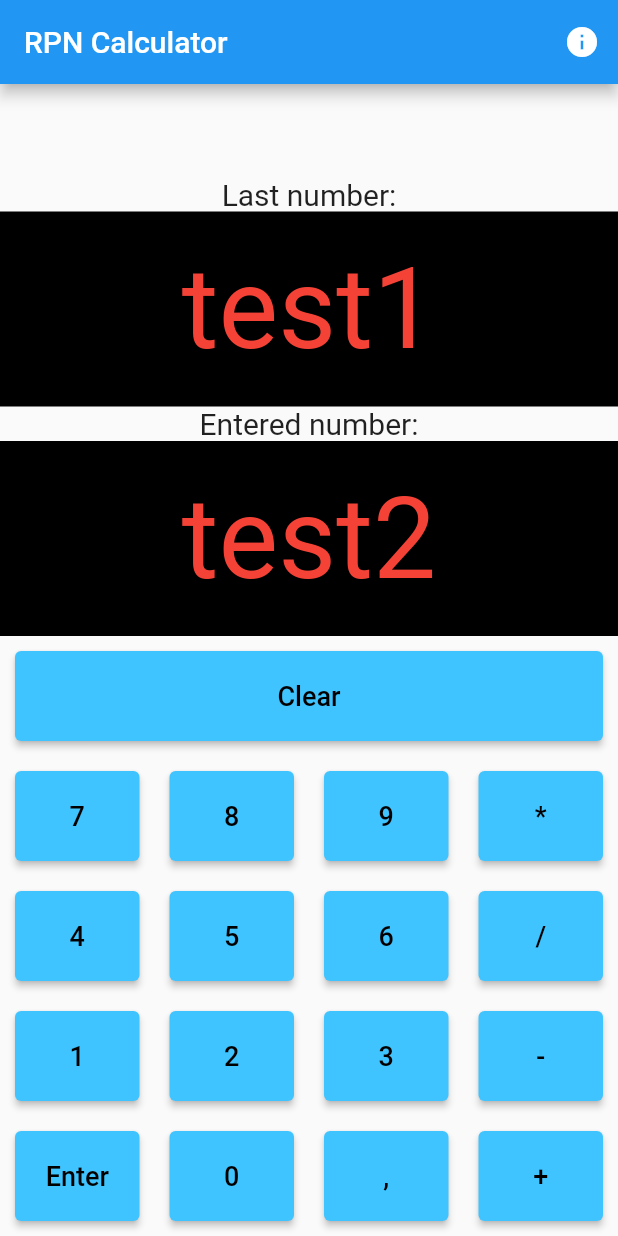
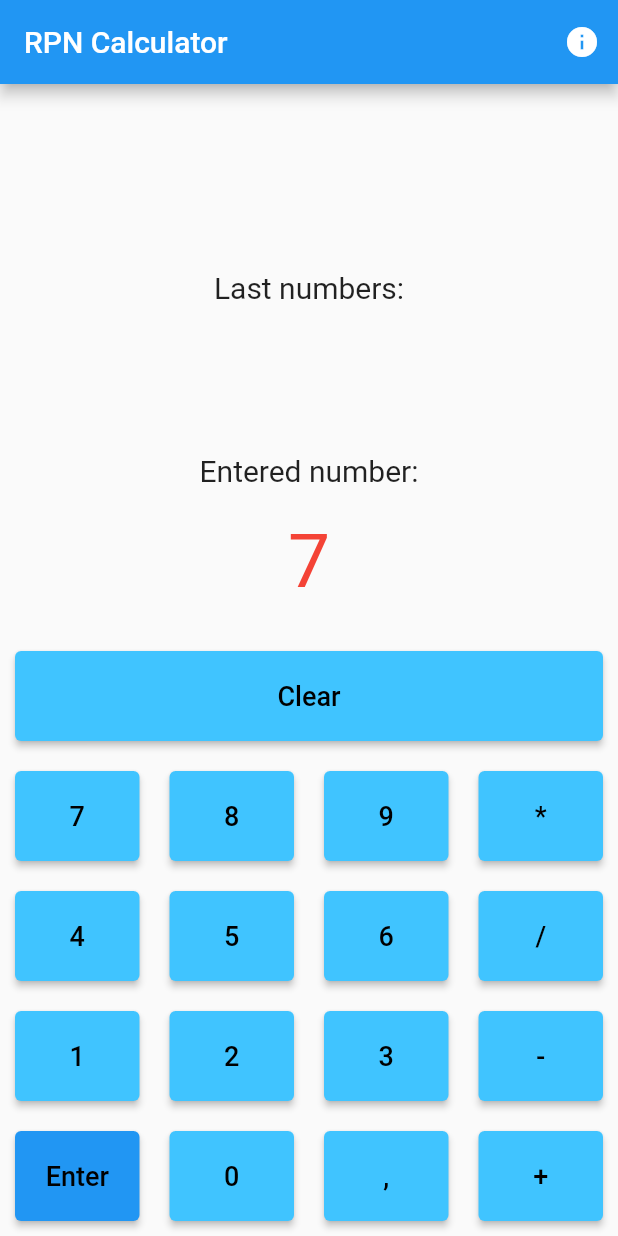
Before and after one commit to AndreasBerthelsen/Assingment2_GUI_Calculator, a Flutter app: the screen it shows after launch, after a tap on an icon or button, on a phone screen of 412 x 824 dp. Run offline on Flutter 3.47's test engine with Material 2 defaults, Android fonts, the phone set to English and light mode, and no system bars.

Commit message:
Number functions

```diff
--- a/lib/main.dart
+++ b/lib/main.dart
@@ -13,18 +13,25 @@ class Calculator extends StatelessWidget {
   }
 }
 
-class MainScreen extends StatelessWidget {
+class MainScreen extends StatefulWidget {
   const MainScreen({Key? key}) : super(key: key);
 
+  @override
+  State<MainScreen> createState() => _MainScreenState();
+}
+
+class _MainScreenState extends State<MainScreen> {
   final double btnPadding = 10.0;
   final double numPadding = 20.0;
   final Color backgroundColor = Colors.black;
   final Color textColor = Colors.red;
+  String enteredNumber = '';
+  String stackedNumber = '';
 
   @override
   Widget build(BuildContext context) {
     return Scaffold(
-      appBar: AppBar(title: Text("RPN Calculator"),actions: [
+      appBar: AppBar(title: Text("RPN Calculator"), actions: [
         IconButton(
             onPressed: () => showDialog<String>(
                   context: context,
@@ -47,7 +54,7 @@ class MainScreen extends StatelessWidget {
           mainAxisAlignment: MainAxisAlignment.end,
           children: [
             Text(
-              "Last number:",
+              "Last numbers:",
               style: TextStyle(fontSize: 20),
             ),
             stackDisplay(),
@@ -67,30 +74,42 @@ class MainScreen extends StatelessWidget {
     );
   }
 
-  Container numberDisplay() {
-    return Container(
+  EnterNumber(String value) {
+    setState(() {
+      enteredNumber = enteredNumber + value;
+    });
+  }
+
+  SingleChildScrollView numberDisplay() {
+    return
+      SingleChildScrollView(
+        scrollDirection: Axis.horizontal,
+        child: Container(
+          alignment: Alignment.centerRight,
           padding: EdgeInsets.only(bottom: numPadding, top: numPadding),
-        decoration: BoxDecoration(
-            color: backgroundColor, border: Border.all(color: Colors.black)),
           child: Center(
             child: Text(
-            "test2",
-            style: TextStyle(fontSize: 75, color: textColor),
+              enteredNumber,
+              style: TextStyle(fontSize: 50, color: textColor),
             ),
-        ));
+          )),
+      );
   }
 
-  Container stackDisplay() {
-    return Container(
+  SingleChildScrollView stackDisplay() {
+    return
+      SingleChildScrollView(
+        scrollDirection: Axis.horizontal,
+        child: Container(
+            alignment: Alignment.centerRight,
             padding: EdgeInsets.only(bottom: numPadding, top: numPadding),
-        decoration: BoxDecoration(
-            color: backgroundColor, border: Border.all(color: Colors.black)),
             child: Center(
               child: Text(
-            "test1",
-            style: TextStyle(fontSize: 75, color: textColor),
+                stackedNumber,
+                style: TextStyle(fontSize: 50, color: textColor),
               ),
-        ));
+            )),
+      );
   }
 
   Row clearBtn() {
@@ -135,8 +154,7 @@ class MainScreen extends StatelessWidget {
               height: 60,
               child: ElevatedButton(
                 onPressed: () {},
-                style: ElevatedButton.styleFrom(
-                    backgroundColor: Colors.lightBlueAccent),
+                style: ElevatedButton.styleFrom(backgroundColor: Colors.blue),
                 child: Text(
                   "Enter",
                   style: TextStyle(fontSize: 18, color: Colors.black),
@@ -154,7 +172,9 @@ class MainScreen extends StatelessWidget {
               width: 50,
               height: 60,
               child: ElevatedButton(
-                onPressed: () {},
+                onPressed: () =>
+                    EnterNumber("0")
+                ,
                 style: ElevatedButton.styleFrom(
                     backgroundColor: Colors.lightBlueAccent),
                 child: Text(
@@ -222,7 +242,9 @@ class MainScreen extends StatelessWidget {
             width: 50,
             height: 60,
             child: ElevatedButton(
-              onPressed: () {},
+              onPressed: () =>
+                EnterNumber("1")
+              ,
               style: ElevatedButton.styleFrom(
                   backgroundColor: Colors.lightBlueAccent),
               child: Text(
@@ -243,7 +265,9 @@ class MainScreen extends StatelessWidget {
             width: 50,
             height: 60,
             child: ElevatedButton(
-              onPressed: () {},
+              onPressed: () =>
+                  EnterNumber("2")
+              ,
               style: ElevatedButton.styleFrom(
                   backgroundColor: Colors.lightBlueAccent),
               child: Text(
@@ -264,7 +288,9 @@ class MainScreen extends StatelessWidget {
             width: 50,
             height: 60,
             child: ElevatedButton(
-              onPressed: () {},
+              onPressed: () =>
+                  EnterNumber("3")
+              ,
               style: ElevatedButton.styleFrom(
                   backgroundColor: Colors.lightBlueAccent),
               child: Text(
@@ -313,7 +339,9 @@ class MainScreen extends StatelessWidget {
             width: 50,
             height: 60,
             child: ElevatedButton(
-              onPressed: () {},
+              onPressed: () =>
+                  EnterNumber("4")
+              ,
               style: ElevatedButton.styleFrom(
                   backgroundColor: Colors.lightBlueAccent),
               child: Text(
@@ -334,7 +362,9 @@ class MainScreen extends StatelessWidget {
             width: 50,
             height: 60,
             child: ElevatedButton(
-              onPressed: () {},
+              onPressed: () =>
+                  EnterNumber("5")
+              ,
               style: ElevatedButton.styleFrom(
                   backgroundColor: Colors.lightBlueAccent),
               child: Text(
@@ -355,7 +385,9 @@ class MainScreen extends StatelessWidget {
             width: 50,
             height: 60,
             child: ElevatedButton(
-              onPressed: () {},
+              onPressed: () =>
+                  EnterNumber("6")
+              ,
               style: ElevatedButton.styleFrom(
                   backgroundColor: Colors.lightBlueAccent),
               child: Text(
@@ -404,7 +436,9 @@ class MainScreen extends StatelessWidget {
             width: 50,
             height: 60,
             child: ElevatedButton(
-              onPressed: () {},
+              onPressed: () =>
+                  EnterNumber("7")
+              ,
               style: ElevatedButton.styleFrom(
                   backgroundColor: Colors.lightBlueAccent),
               child: Text(
@@ -425,7 +459,9 @@ class MainScreen extends StatelessWidget {
             width: 50,
             height: 60,
             child: ElevatedButton(
-              onPressed: () {},
+              onPressed: () =>
+                  EnterNumber("8")
+              ,
               style: ElevatedButton.styleFrom(
                   backgroundColor: Colors.lightBlueAccent),
               child: Text(
@@ -446,7 +482,9 @@ class MainScreen extends StatelessWidget {
             width: 50,
             height: 60,
             child: ElevatedButton(
-              onPressed: () {},
+              onPressed: () =>
+                  EnterNumber("9")
+              ,
               style: ElevatedButton.styleFrom(
                   backgroundColor: Colors.lightBlueAccent),
               child: Text(
```
Lines whose indentation alone changed are shown as unchanged.
